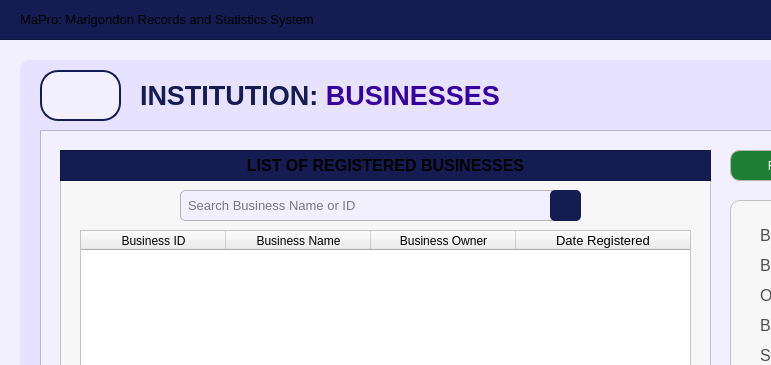
Qt form UI/MainPages/InstitutionPages/business.ui (Yohhannn/Barangay-Records-Statistics-System) before a commit; both pictures show x 0 to 771 and y 0 to 365 of the 1350 by 850 pixel window.
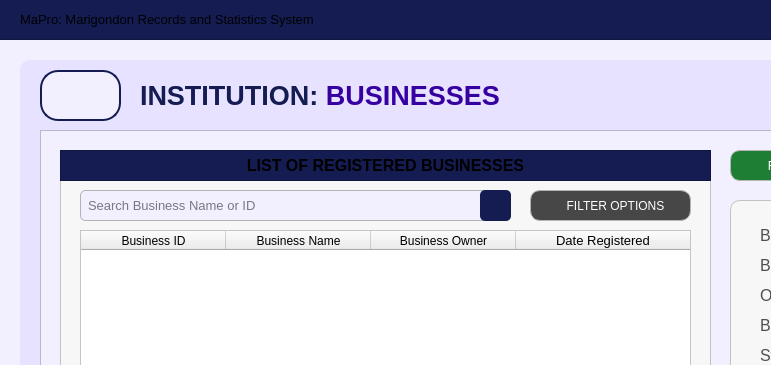
The same form after that commit. Icons and pictures are not drawn.

What changed in the file:
```diff
--- a/UI/MainPages/InstitutionPages/business.ui
+++ b/UI/MainPages/InstitutionPages/business.ui
@@ -285,9 +285,9 @@
      <widget class="QLineEdit" name="inst_BusinessName_fieldSearch">
       <property name="geometry">
        <rect>
-        <x>120</x>
+        <x>20</x>
         <y>40</y>
-        <width>401</width>
+        <width>431</width>
         <height>31</height>
        </rect>
       </property>
@@ -317,7 +317,7 @@
      <widget class="QPushButton" name="inst_BusinessName_buttonSearch">
       <property name="geometry">
        <rect>
-        <x>490</x>
+        <x>420</x>
         <y>40</y>
         <width>31</width>
         <height>31</height>
@@ -467,6 +467,61 @@
        </property>
       </column>
      </widget>
+     <widget class="QPushButton" name="businessList_buttonFilter">
+      <property name="geometry">
+       <rect>
+        <x>470</x>
+        <y>40</y>
+        <width>161</width>
+        <height>31</height>
+       </rect>
+      </property>
+      <property name="font">
+       <font>
+        <family>Arial</family>
+        <pointsize>9</pointsize>
+       </font>
+      </property>
+      <property name="cursor">
+       <cursorShape>PointingHandCursor</cursorShape>
+      </property>
+      <property name="focusPolicy">
+       <enum>Qt::FocusPolicy::NoFocus</enum>
+      </property>
+      <property name="styleSheet">
+       <string notr="true">#businessList_buttonFilter {
+    background-color:  #474747;
+    color: white;
+    border: 1px solid #b5b5b5;
+    border-radius: 10px;
+    padding: 10px; 
+}
+
+#businessList_buttonFilter:hover {
+    background-color: #636363;
+    color: white; 
+}
+
+#businessList_buttonFilter:pressed {
+    background-color: #bfbfbf;
+    color: white; 
+}
+</string>
+      </property>
+      <property name="text">
+       <string>   FILTER OPTIONS</string>
+      </property>
+      <property name="icon">
+       <iconset>
+        <normaloff>../../../Assets/FuncIcons/icon_filter.svg</normaloff>../../../Assets/FuncIcons/icon_filter.svg</iconset>
+      </property>
+      <property name="iconSize">
+       <size>
+        <width>18</width>
+        <height>18</height>
+       </size>
+      </property>
+     </widget>
     </widget>
     <widget class="QPushButton" name="inst_business_button_remove">
      <property name="geometry">
```
